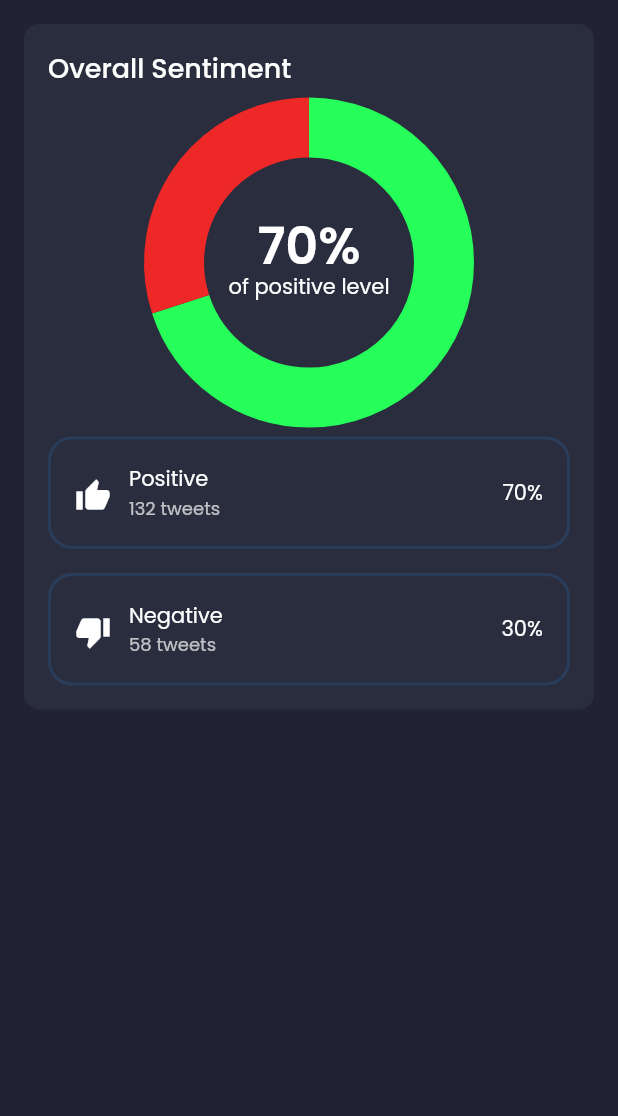
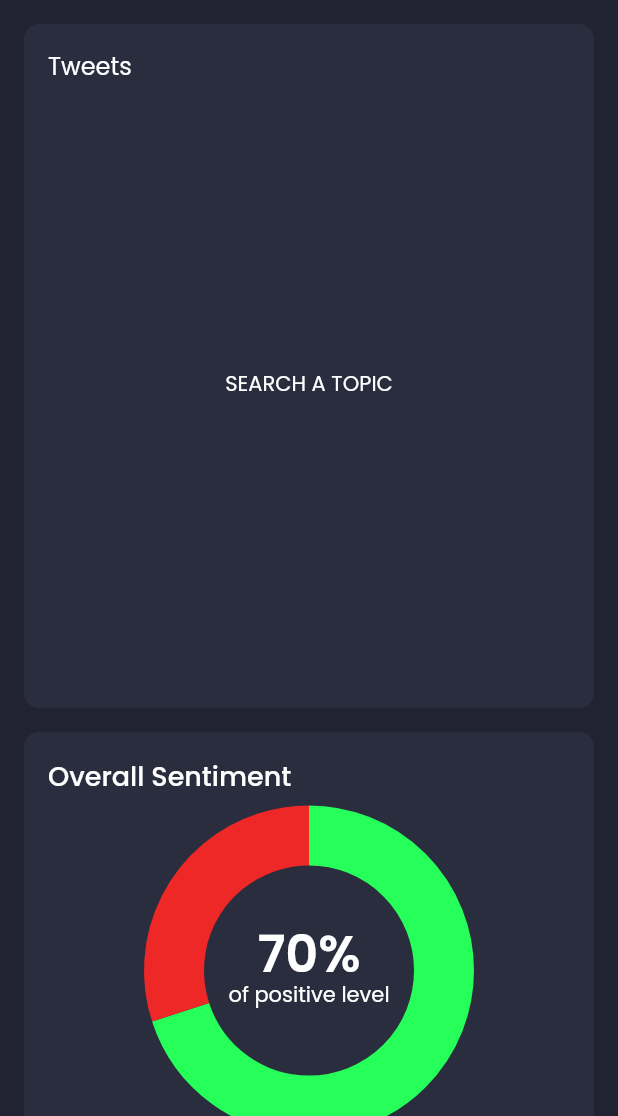
Before and after one commit to Thouny/sis_group6, a Flutter app: the screen it shows after launch, on a phone screen of 412 x 824 dp, the part 120-1236 px from its top. Run offline on Flutter 3.47's test engine with Material 2 defaults, Android fonts, the phone set to English and light mode, and no system bars; drawn by our look-alikes of fl_chart; our stand-ins replace connectivity_plus, equatable, flutter_bloc, get_it, google_fonts, routemaster; missing offline and left inert: flutter_scatter, twitter_api_v2.

Commit message:
Extract search bar into seperate file

```diff
--- a/lib/core/consts/app.dart
+++ b/lib/core/consts/app.dart
@@ -1,5 +1,9 @@
 class AppConsts {
   static const appName = 'Sentimently';
-  static const String errorMessage = 'Whoops, something went wrong';
-  static const String unavailableContent = 'Unavailable content!';
+  static const dashboard = 'Dashboard';
+  static const notification = 'Notification';
+  static const profile = 'Profile';
+  static const settings = 'Settings';
+  static const errorMessage = 'Whoops, something went wrong';
+  static const unavailableContent = 'Unavailable content!';
 }
--- a/lib/core/consts/home/home.dart
+++ b/lib/core/consts/home/home.dart
@@ -1,4 +1,3 @@
 class HomeConsts {
-  static const appName = 'Sentimently';
   static const sentimentChartTitle = 'Overall sentiment';
 }
--- a/lib/core/theme/app.dart
+++ b/lib/core/theme/app.dart
@@ -48,6 +48,7 @@ class AppHeightValues {
   static const double cardHeight = 276;
   static const double cardImageHeight = 157;
   static const double sentimentChartHeight = 200;
+  static const double tweetsCardHeight = 400;
   static const double tileHeight = 83;
   static const double mindHackCardHeight = 137;
   static const double lessonButtonHeight = 55.0;
--- a/lib/presentation/views/home/dashboard.dart
+++ b/lib/presentation/views/home/dashboard.dart
@@ -1,11 +1,9 @@
 import 'package:flutter/material.dart';
-import 'package:flutter_bloc/flutter_bloc.dart';
-import 'package:sis_group6/bloc/tweets/tweets_bloc.dart';
 import 'package:sis_group6/core/theme/app.dart';
 import 'package:sis_group6/core/utils/responsive.dart';
+import 'package:sis_group6/presentation/views/home/tweets_card.dart';
 import 'package:sis_group6/presentation/widgets/header.dart';
 import 'package:sis_group6/presentation/widgets/sentiment_details.dart';
-import 'package:sis_group6/presentation/widgets/tweet_list_card.dart';
 
 class DashboardView extends StatelessWidget {
   const DashboardView({Key? key}) : super(key: key);
@@ -14,7 +12,6 @@ class DashboardView extends StatelessWidget {
 
   @override
   Widget build(BuildContext context) {
-    final tweetsBloc = BlocProvider.of<TweetsBloc>(context);
     return SingleChildScrollView(
       primary: false,
       padding: const EdgeInsets.all(AppPaddingValues.smallPadding),
@@ -30,6 +27,9 @@ class DashboardView extends StatelessWidget {
                 child: Column(
                   children: [
                     // TODO: Add more cards here
+                    const TweetsCard(),
+                    if (Responsive.isMobile(context))
+                      const SizedBox(height: AppPaddingValues.smallPadding),
                     if (Responsive.isMobile(context)) const SentimentDetails(),
                   ],
                 ),
@@ -37,10 +37,7 @@ class DashboardView extends StatelessWidget {
               if (!Responsive.isMobile(context))
                 const SizedBox(width: AppPaddingValues.smallPadding),
               if (!Responsive.isMobile(context))
-                const Expanded(
-                  flex: 2,
-                  child: SentimentDetails(),
-                ),
+                const Expanded(flex: 2, child: SentimentDetails()),
             ],
           ),
         ],
@@ -48,42 +45,3 @@ class DashboardView extends StatelessWidget {
     );
   }
 }
-
-class _SearchBar extends StatelessWidget {
-  const _SearchBar({Key? key, this.onSubmitted}) : super(key: key);
-
-  final Function(String value)? onSubmitted;
-
-  @override
-  Widget build(BuildContext context) {
-    return TextField(onSubmitted: onSubmitted);
-  }
-}
-
-class _TweetContent extends StatelessWidget {
-  const _TweetContent({super.key});
-
-  @override
-  Widget build(BuildContext context) {
-    return Container(
-      padding: const EdgeInsets.all(AppPaddingValues.xSmallHorizontalPadding),
-      height: AppHeightValues.sentimentChartHeight,
-      child: Card(
-        child: BlocBuilder<TweetsBloc, TweetsState>(
-          builder: (context, state) {
-            if (state is LoadedTweetsState) {
-              return TweetListCard(tweets: state.tweets);
-            } else if (state is LoadingTweetsState) {
-              const CircularProgressIndicator();
-            } else if (state is FailedTweetsState) {
-              return Text(state.message);
-            }
-            return const SizedBox.expand(
-              child: Center(child: Text('SEARCH A TOPIC')),
-            );
-          },
-        ),
-      ),
-    );
-  }
-}
--- a/lib/presentation/views/home/home.dart
+++ b/lib/presentation/views/home/home.dart
@@ -10,8 +10,7 @@ class HomeView extends StatelessWidget {
 
   @override
   Widget build(BuildContext context) {
-    return Scaffold(
-      body: SafeArea(
+    return SafeArea(
       child: Row(
         crossAxisAlignment: CrossAxisAlignment.start,
         children: [
@@ -29,7 +28,6 @@ class HomeView extends StatelessWidget {
           ),
         ],
       ),
-      ),
     );
   }
 }
--- /dev/null
+++ b/lib/presentation/views/home/tweets_card.dart
@@ -0,0 +1,58 @@
+import 'package:flutter/material.dart';
+import 'package:flutter_bloc/flutter_bloc.dart';
+import 'package:sis_group6/bloc/tweets/tweets_bloc.dart';
+import 'package:sis_group6/core/theme/app.dart';
+import 'package:sis_group6/presentation/widgets/tweet_list_card.dart';
+
+class TweetsCard extends StatelessWidget {
+  const TweetsCard({Key? key}) : super(key: key);
+
+  @override
+  Widget build(BuildContext context) {
+    return Container(
+      padding: const EdgeInsets.all(AppPaddingValues.smallPadding),
+      decoration: const BoxDecoration(
+        color: AppColors.secondaryColor,
+        borderRadius: BorderRadius.all(Radius.circular(10)),
+      ),
+      child: Column(
+        crossAxisAlignment: CrossAxisAlignment.start,
+        children: [
+          Text(
+            "Tweets",
+            style: Theme.of(context).textTheme.subtitle1,
+          ),
+          const SizedBox(
+            width: double.infinity,
+            child: _TweetContent(),
+          ),
+        ],
+      ),
+    );
+  }
+}
+
+class _TweetContent extends StatelessWidget {
+  const _TweetContent();
+
+  @override
+  Widget build(BuildContext context) {
+    return SizedBox(
+      height: AppHeightValues.tweetsCardHeight,
+      child: BlocBuilder<TweetsBloc, TweetsState>(
+        builder: (context, state) {
+          if (state is LoadedTweetsState) {
+            return TweetListCard(tweets: state.tweets);
+          } else if (state is LoadingTweetsState) {
+            const CircularProgressIndicator();
+          } else if (state is FailedTweetsState) {
+            return Text(state.message);
+          }
+          return const SizedBox.expand(
+            child: Center(child: Text('SEARCH A TOPIC')),
+          );
+        },
+      ),
+    );
+  }
+}
--- a/lib/presentation/widgets/header.dart
+++ b/lib/presentation/widgets/header.dart
@@ -1,16 +1,16 @@
 import 'package:flutter/material.dart';
-import 'package:provider/provider.dart';
+import 'package:flutter_bloc/flutter_bloc.dart';
+import 'package:sis_group6/bloc/tweets/tweets_bloc.dart';
 import 'package:sis_group6/controller/menu_controller.dart';
-import 'package:sis_group6/core/theme/app.dart';
 import 'package:sis_group6/core/utils/responsive.dart';
+import 'package:sis_group6/presentation/widgets/search_bar.dart';
 
 class Header extends StatelessWidget {
-  const Header({
-    Key? key,
-  }) : super(key: key);
+  const Header({Key? key}) : super(key: key);
 
   @override
   Widget build(BuildContext context) {
+    final bloc = BlocProvider.of<TweetsBloc>(context);
     return Row(
       children: [
         if (!Responsive.isDesktop(context))
@@ -25,33 +25,16 @@ class Header extends StatelessWidget {
           ),
         if (!Responsive.isMobile(context))
           Spacer(flex: Responsive.isDesktop(context) ? 2 : 1),
-        const Expanded(child: SearchField()),
+        Expanded(
+          child: SearchBar(
+            onSubmitted: (value) {
+              if (value.isNotEmpty) {
+                bloc.add(SearchTweetsEvent(value));
+              }
+            },
+          ),
+        ),
       ],
     );
   }
 }
-
-class SearchField extends StatelessWidget {
-  const SearchField({
-    Key? key,
-  }) : super(key: key);
-
-  @override
-  Widget build(BuildContext context) {
-    return TextField(
-      decoration: InputDecoration(
-        hintText: "Search",
-        fillColor: AppColors.secondaryColor,
-        filled: true,
-        border: const OutlineInputBorder(
-          borderSide: BorderSide.none,
-          borderRadius: BorderRadius.all(Radius.circular(10)),
-        ),
-        suffixIcon: IconButton(
-          icon: const Icon(Icons.clear),
-          onPressed: () {},
-        ),
-      ),
-    );
-  }
-}
--- /dev/null
+++ b/lib/presentation/widgets/search_bar.dart
@@ -0,0 +1,35 @@
+import 'package:flutter/material.dart';
+import 'package:sis_group6/core/theme/app.dart';
+
+class SearchBar extends StatefulWidget {
+  const SearchBar({Key? key, required this.onSubmitted}) : super(key: key);
+
+  final Function(String value)? onSubmitted;
+
+  @override
+  State<SearchBar> createState() => _SearchBarState();
+}
+
+class _SearchBarState extends State<SearchBar> {
+  final controller = TextEditingController();
+  @override
+  Widget build(BuildContext context) {
+    return TextField(
+      controller: controller,
+      onSubmitted: widget.onSubmitted,
+      decoration: InputDecoration(
+        hintText: "Search",
+        fillColor: AppColors.secondaryColor,
+        filled: true,
+        border: const OutlineInputBorder(
+          borderSide: BorderSide.none,
+          borderRadius: BorderRadius.all(Radius.circular(10)),
+        ),
+        suffixIcon: IconButton(
+          icon: const Icon(Icons.clear),
+          onPressed: controller.clear,
+        ),
+      ),
+    );
+  }
+}
--- a/lib/presentation/widgets/sentiment_details.dart
+++ b/lib/presentation/widgets/sentiment_details.dart
@@ -31,13 +31,16 @@ class SentimentDetails extends StatelessWidget {
             title: "Positive",
             percentage: "70%",
             tweetCounts: 132,
-            icon: Icon(Icons.thumb_up),
+            icon: Icon(
+              Icons.thumb_up,
+              color: Color.fromARGB(255, 38, 255, 89),
+            ),
           ),
           const SentimentInfoCard(
             title: "Negative",
             percentage: "30%",
             tweetCounts: 58,
-            icon: Icon(Icons.thumb_down),
+            icon: Icon(Icons.thumb_down, color: Color(0xFFEE2727)),
           ),
         ],
       ),
```
Also changed, not shown: lib/presentation/widgets/side_menu.dart (+10 -10 lines), lib/presentation/widgets/tweet_list_card.dart (+1 -6 lines). Lines whose indentation alone changed are shown as unchanged.
